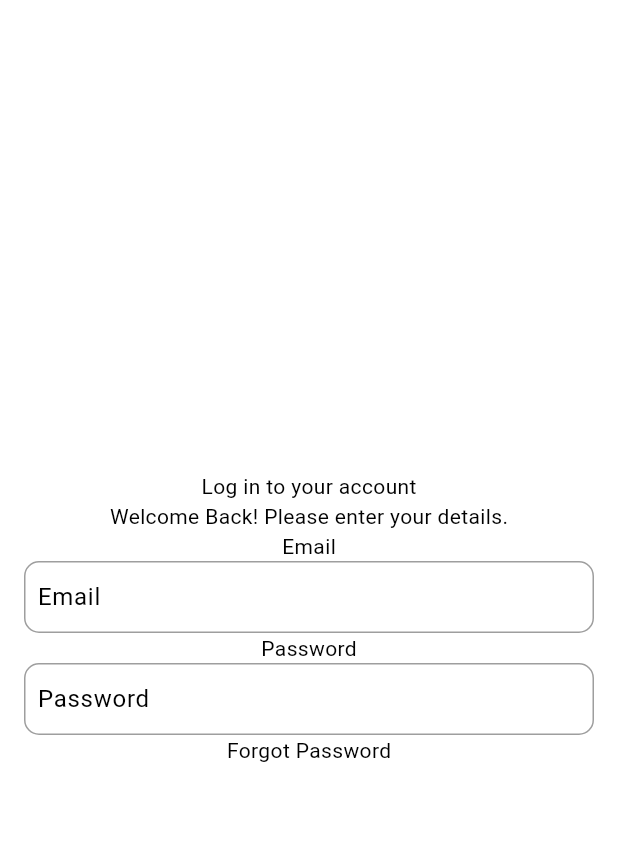
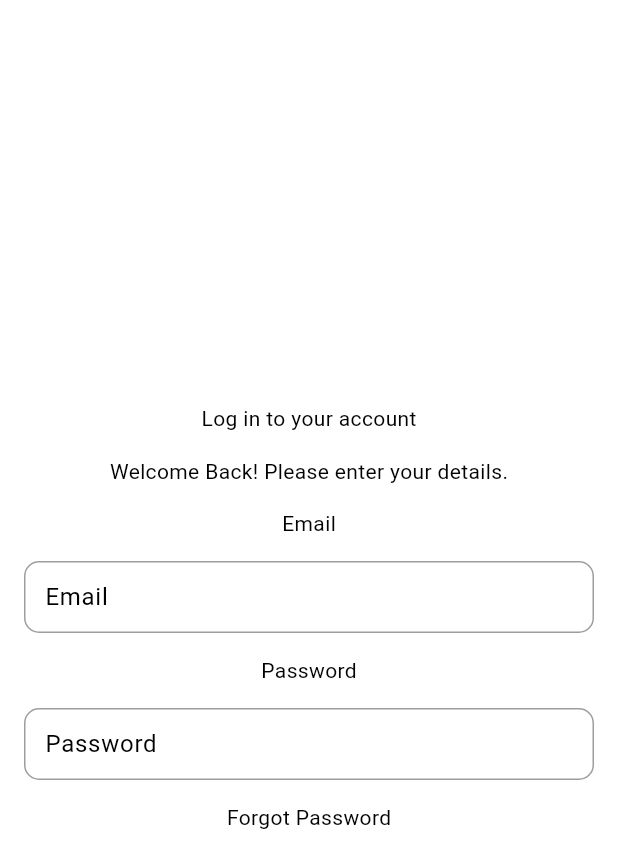
Before and after one commit to bryanmisa/LoginUI, a Flutter app: the screen it shows after launch, on a phone screen of 412 x 824 dp. Shown: the top 868 px of the screen. Run offline on Flutter 3.47's test engine with Material 3 defaults, Android fonts, the phone set to English and light mode, and no system bars.

Commit message:
Updated the email and password text field

```diff
--- /dev/null
+++ b/lib/components/text_field.dart
@@ -0,0 +1,40 @@
+import 'package:flutter/material.dart';
+
+class TextFieldWidget extends StatelessWidget {
+  final TextEditingController textEditingController;
+  final String labelText;
+  final bool obscureText;
+
+  const TextFieldWidget({
+    super.key,
+    required this.textEditingController,
+    required this.labelText,
+    this.obscureText = false,
+  });
+
+  @override
+  Widget build(BuildContext context) {
+    return TextField(
+      controller: textEditingController,
+      obscureText: obscureText,
+      decoration: InputDecoration(
+        contentPadding: EdgeInsets.all(10),
+        labelText: labelText,
+        enabledBorder: OutlineInputBorder(
+          borderRadius: BorderRadius.circular(10.0),
+          borderSide: BorderSide(
+            width: 1,
+            color: Colors.grey.shade500,
+          ),
+        ),
+        focusedBorder: OutlineInputBorder(
+          borderRadius: BorderRadius.circular(10.0),
+          borderSide: BorderSide(
+            width: 1,
+            color: Colors.grey.shade500,
+          ),
+        ),
+      ),
+    );
+  }
+}
--- a/lib/components/text_fields.dart
+++ /dev/null
@@ -1,10 +0,0 @@
-import 'package:flutter/material.dart';
-
-class TextFieldWidgets extends StatelessWidget {
-  const TextFieldWidgets({super.key});
-
-  @override
-  Widget build(BuildContext context) {
-    return const Placeholder();
-  }
-}
--- a/lib/presentations/screens/login_screen.dart
+++ b/lib/presentations/screens/login_screen.dart
@@ -1,4 +1,5 @@
 import 'package:flutter/material.dart';
+import 'package:login_ui/components/text_field.dart';
 
 class LoginScreen extends StatefulWidget {
   @override
@@ -6,6 +7,16 @@ class LoginScreen extends StatefulWidget {
 }
 
 class _LoginScreenState extends State<LoginScreen> {
+  final TextEditingController _emailController = TextEditingController();
+  final TextEditingController _passwordController = TextEditingController();
+
+  void dispose() {
+    // Dispose of the controller when the widget is disposed
+    _emailController.dispose();
+    _passwordController.dispose();
+    super.dispose();
+  }
+
   @override
   Widget build(BuildContext context) {
     return Scaffold(
@@ -16,34 +27,55 @@ class _LoginScreenState extends State<LoginScreen> {
             mainAxisAlignment: MainAxisAlignment.center,
             children: [
               const Text('Log in to your account'),
+              const SizedBox(
+                height: 15,
+              ),
               const Text('Welcome Back! Please enter your details.'),
+              const SizedBox(
+                height: 15,
+              ),
               const Text('Email'),
-              TextField(
-                decoration: InputDecoration(
-                  contentPadding: EdgeInsets.all(5),
-                  labelText: 'Email',
-                  enabledBorder: OutlineInputBorder(
-                    borderRadius: BorderRadius.circular(10.0),
-                    borderSide: BorderSide(
-                      width: 1,
-                      color: Colors.grey.shade500,
-                    ),
-                  ),
-                ),
+              const SizedBox(
+                height: 15,
+              ),
+              // TextField(
+              //   decoration: InputDecoration(
+              //     contentPadding: EdgeInsets.all(10),
+              //     labelText: 'Email',
+              //     enabledBorder: OutlineInputBorder(
+              //       borderRadius: BorderRadius.circular(10.0),
+              //       borderSide: BorderSide(
+              //         width: 1,
+              //         color: Colors.grey.shade500,
+              //       ),
+              //     ),
+              //     focusedBorder: OutlineInputBorder(
+              //       borderRadius: BorderRadius.circular(10.0),
+              //       borderSide: BorderSide(
+              //         width: 1,
+              //         color: Colors.grey.shade500,
+              //       ),
+              //     ),
+              //   ),
+              // ),
+              TextFieldWidget(
+                textEditingController: _emailController,
+                labelText: 'Email',
+              ),
+              const SizedBox(
+                height: 15,
               ),
               Text('Password'),
-              TextField(
-                decoration: InputDecoration(
-                  contentPadding: EdgeInsets.all(5),
-                  labelText: 'Password',
-                  enabledBorder: OutlineInputBorder(
-                    borderRadius: BorderRadius.circular(10.0),
-                    borderSide: BorderSide(
-                      width: 1,
-                      color: Colors.grey.shade500,
-                    ),
-                  ),
-                ),
+              const SizedBox(
+                height: 15,
+              ),
+              TextFieldWidget(
+                textEditingController: _passwordController,
+                labelText: 'Password',
+                obscureText: true,
+              ),
+              const SizedBox(
+                height: 15,
               ),
               Text('Forgot Password'),
             ],
```
